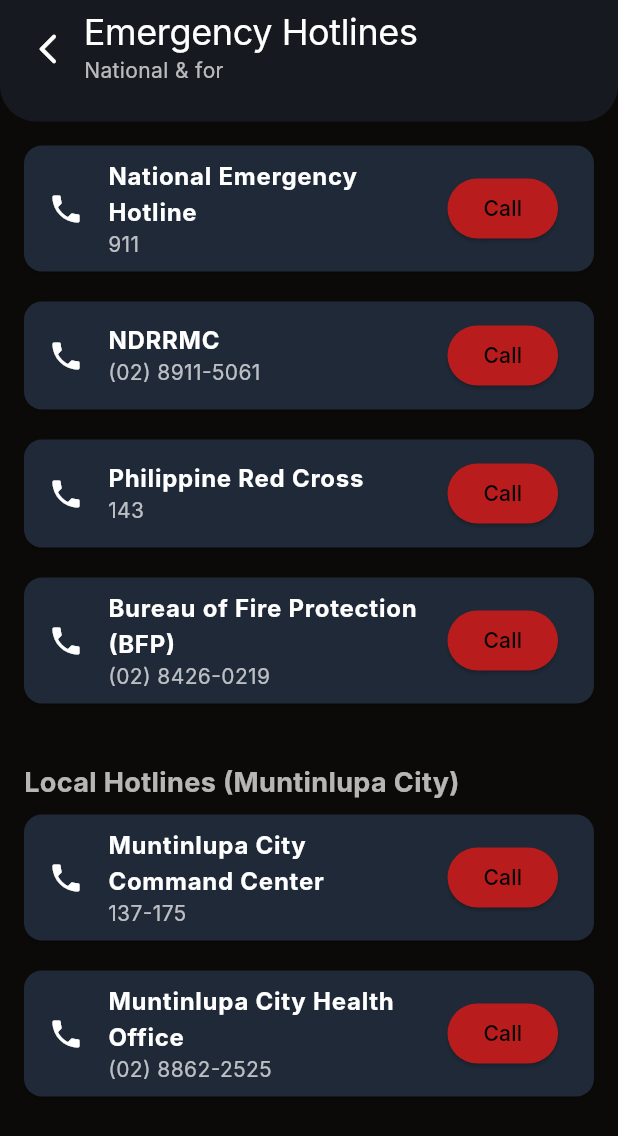
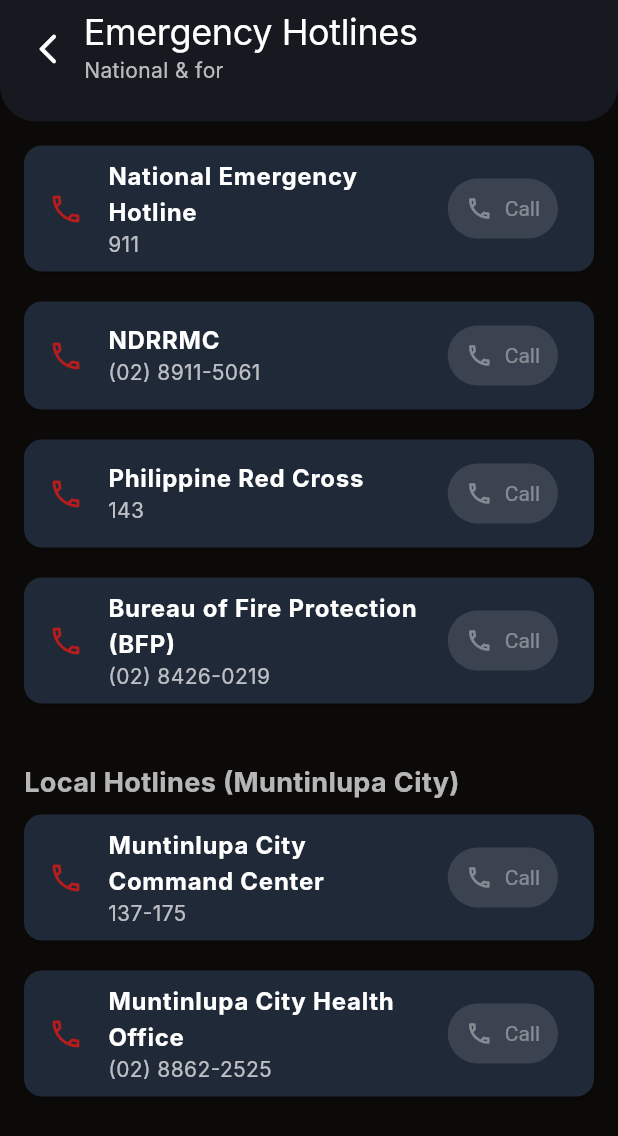
Before and after one commit to slvr123/ligtas-ph, a Flutter app: the screen it shows once a user with an empty profile is signed in, after a tap on "Emergency Hotlines", on a phone screen of 412 x 824 dp. Shown: the top 1136 px of the screen. Run offline on Flutter 3.47's test engine with Material 3 defaults, Android fonts, the phone set to English and light mode, and no system bars; our stand-ins replace audioplayers, cloud_firestore, firebase_auth, firebase_core, geolocator, timeago and 1 more; missing offline and left inert: torch_light; accounts and stored records are empty; Roboto replaces fonts that are missing (Inter).

Commit message:
Enhance HotlineCard with call callback and icon
Added an optional callback for call action and updated the button to use an icon.

```diff
--- a/lib/widgets/hotline_card.dart
+++ b/lib/widgets/hotline_card.dart
@@ -3,8 +3,14 @@ import 'package:flutter/material.dart';
 class HotlineCard extends StatelessWidget {
   final String agency;
   final String number;
+  final VoidCallback? onCall; // Callback for the call action
 
-  const HotlineCard({super.key, required this.agency, required this.number});
+  const HotlineCard({
+    super.key,
+    required this.agency,
+    required this.number,
+    this.onCall, // Make it optional
+  });
 
   @override
   Widget build(BuildContext context) {
@@ -12,20 +18,26 @@ class HotlineCard extends StatelessWidget {
     return Card(
       margin: const EdgeInsets.only(bottom: 8),
       child: ListTile(
-        leading: const Icon(Icons.phone, color: Colors.white),
-        title: Text(agency, style: theme.textTheme.bodyLarge?.copyWith(fontWeight: FontWeight.bold)),
+        leading: Icon(Icons.phone_outlined,
+            color:
+                theme.colorScheme.primary), // Use primary color, outlined icon
+        title: Text(agency,
+            style: theme.textTheme.bodyLarge
+                ?.copyWith(fontWeight: FontWeight.bold)),
         subtitle: Text(number, style: theme.textTheme.bodyMedium),
-        trailing: ElevatedButton(
-          onPressed: () {
-            ScaffoldMessenger.of(context).showSnackBar(
-              SnackBar(content: Text('Simulating call to $agency: $number')),
-            );
-          },
+        trailing: ElevatedButton.icon(
+          // Changed to ElevatedButton.icon
+          onPressed: onCall, // Use the callback here
+          icon: const Icon(Icons.call_outlined, size: 18), // Add call icon
+          label: const Text('Call'),
           style: ElevatedButton.styleFrom(
-            backgroundColor: theme.colorScheme.primary,
-            foregroundColor: theme.colorScheme.onPrimary,
-          ),
-          child: const Text('Call'),
+              backgroundColor: theme.colorScheme.primary,
+              foregroundColor: theme.colorScheme.onPrimary,
+              padding: const EdgeInsets.symmetric(
+                  horizontal: 12, vertical: 8), // Adjust padding if needed
+              textStyle:
+                  const TextStyle(fontSize: 14) // Adjust text size if needed
+              ),
         ),
       ),
     );
```
